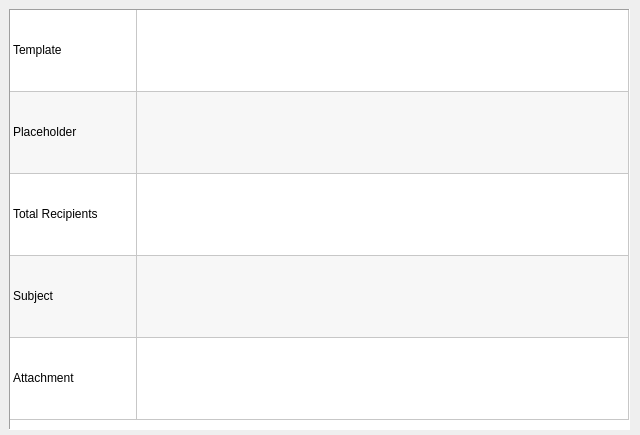
The window that MailerGui/Interface/GUI/summary.ui (Geek-ubaid/mailer-gui) describes before a commit, drawn with Qt 5.
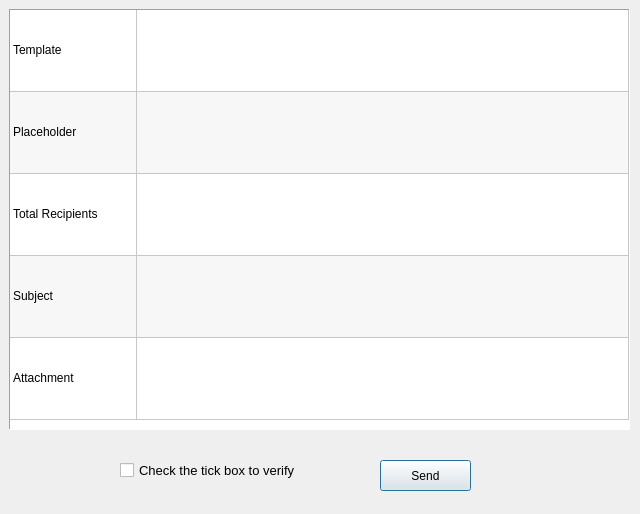
The same window after the commit.

Commit message: view html and summary working

Patch:
```diff
--- a/MailerGui/Interface/GUI/summary.ui
+++ b/MailerGui/Interface/GUI/summary.ui
@@ -7,7 +7,7 @@
     <x>0</x>
     <y>0</y>
     <width>640</width>
-    <height>435</height>
+    <height>514</height>
    </rect>
   </property>
   <property name="windowTitle">
@@ -123,6 +123,37 @@
     </property>
    </item>
   </widget>
+  <widget class="QCheckBox" name="verify_box">
+   <property name="geometry">
+    <rect>
+     <x>120</x>
+     <y>450</y>
+     <width>181</width>
+     <height>41</height>
+    </rect>
+   </property>
+   <property name="font">
+    <font>
+     <pointsize>10</pointsize>
+    </font>
+   </property>
+   <property name="text">
+    <string>Check the tick box to verify</string>
+   </property>
+  </widget>
+  <widget class="QPushButton" name="send_mail_button">
+   <property name="geometry">
+    <rect>
+     <x>380</x>
+     <y>460</y>
+     <width>91</width>
+     <height>31</height>
+    </rect>
+   </property>
+   <property name="text">
+    <string>Send</string>
+   </property>
+  </widget>
  </widget>
  <resources/>
  <connections/>
```
Left out of the diff: 17 changed lines with no effect on the pictures. The commit also changes 12 other files.
